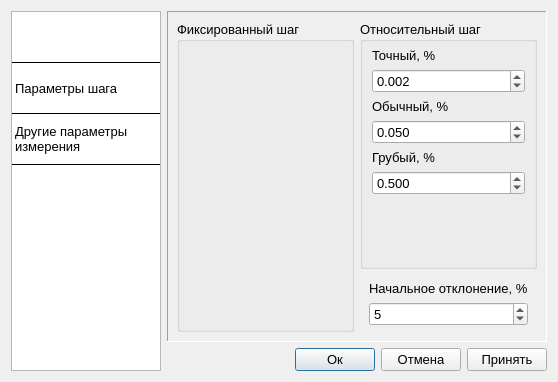
Qt form ui/settings_form.ui (irsural/calibrator_pc) before a commit.
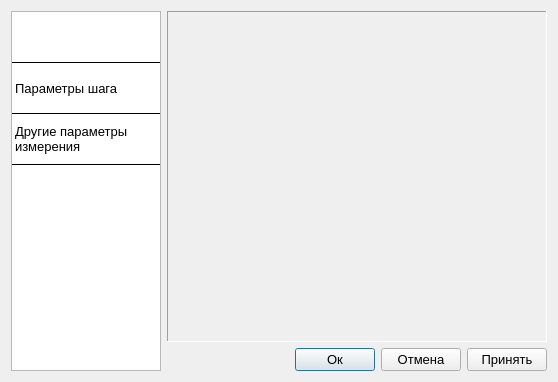
The same form after that commit. The open tabs and pages were chosen to show the change.

Patch:
```diff
--- a/ui/settings_form.ui
+++ b/ui/settings_form.ui
@@ -316,6 +316,7 @@
             </item>
            </layout>
           </widget>
+          <widget class="QWidget" name="other_parameters_page"/>
          </widget>
         </item>
        </layout>
```
Left out of the diff: 10 changed lines with no effect on the pictures.
